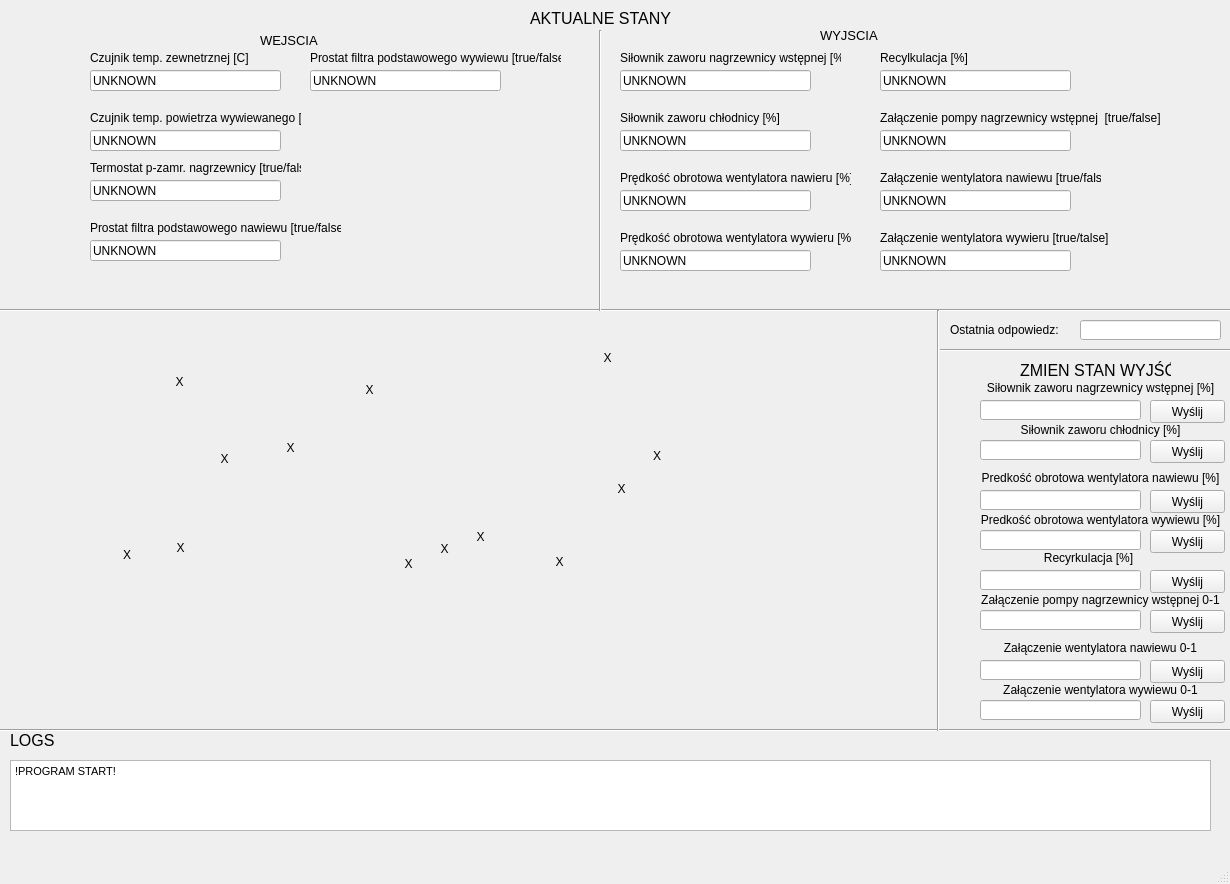
This is ProjectCode/code/gui.ui in Piotr-Pietruszka/SCADA-Modbus as Qt 5 draws it before an edit. The edited form follows.
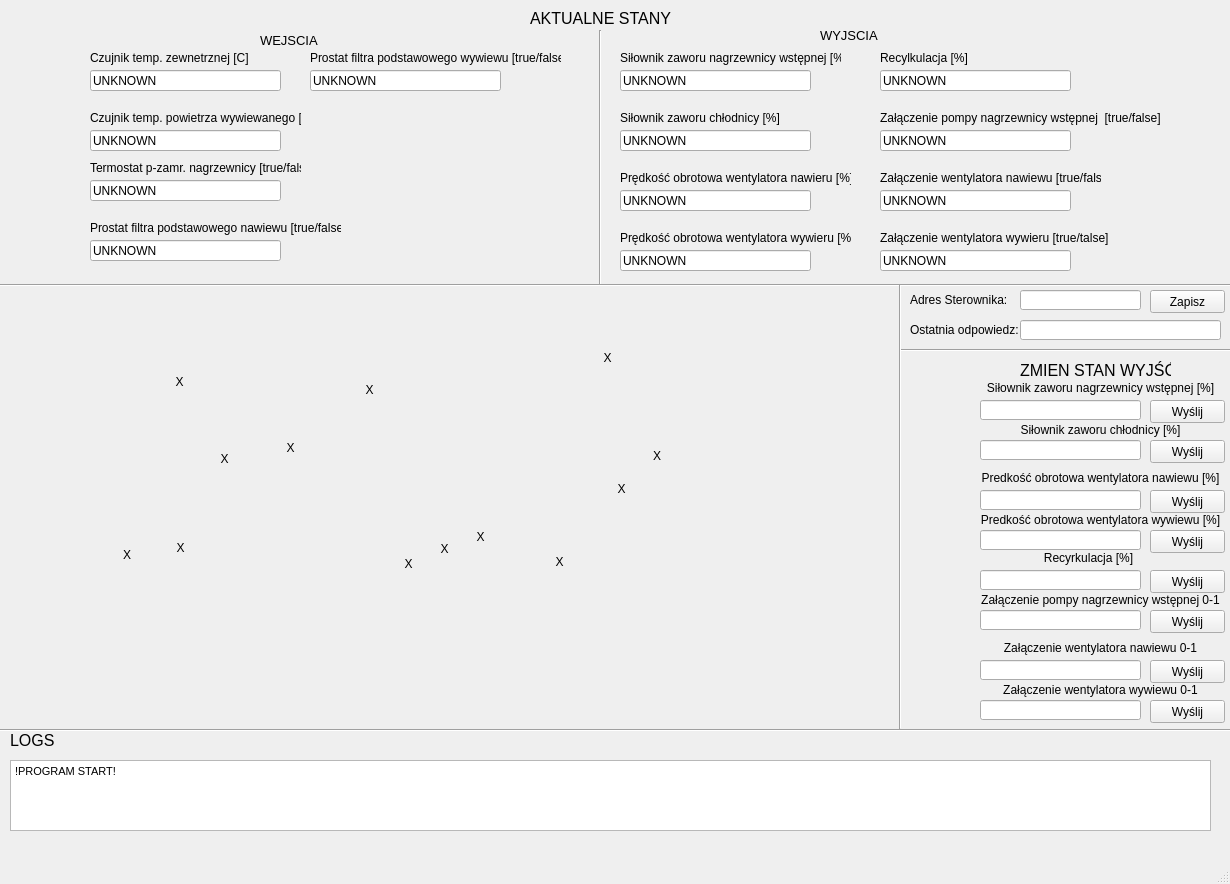
This is the edited form. Icons and pictures are not drawn.

Commit message:
Wybor adresu sterownika (#6)
* Wybor adresu sterownika

* Adding omitted changes

```diff
--- a/ProjectCode/code/gui.ui
+++ b/ProjectCode/code/gui.ui
@@ -40,7 +40,7 @@
    <widget class="QLabel" name="label">
     <property name="geometry">
      <rect>
-      <x>950</x>
+      <x>910</x>
       <y>320</y>
       <width>121</width>
       <height>20</height>
@@ -53,9 +53,9 @@
    <widget class="QLineEdit" name="lineEditResponse">
     <property name="geometry">
      <rect>
-      <x>1080</x>
+      <x>1020</x>
       <y>320</y>
-      <width>141</width>
+      <width>201</width>
       <height>20</height>
      </rect>
     </property>
@@ -207,9 +207,9 @@
     <property name="geometry">
      <rect>
       <x>-30</x>
-      <y>300</y>
+      <y>250</y>
       <width>1381</width>
-      <height>21</height>
+      <height>71</height>
      </rect>
     </property>
     <property name="orientation">
@@ -427,7 +427,7 @@
       <x>590</x>
       <y>30</y>
       <width>20</width>
-      <height>281</height>
+      <height>255</height>
      </rect>
     </property>
     <property name="orientation">
@@ -671,9 +671,9 @@
    <widget class="Line" name="line_4">
     <property name="geometry">
      <rect>
-      <x>940</x>
+      <x>900</x>
       <y>340</y>
-      <width>291</width>
+      <width>331</width>
       <height>20</height>
      </rect>
     </property>
@@ -684,10 +684,10 @@
    <widget class="Line" name="line_5">
     <property name="geometry">
      <rect>
-      <x>930</x>
-      <y>310</y>
-      <width>16</width>
-      <height>421</height>
+      <x>890</x>
+      <y>284</y>
+      <width>20</width>
+      <height>445</height>
      </rect>
     </property>
     <property name="orientation">
@@ -1132,6 +1132,42 @@
      <set>Qt::AlignCenter</set>
     </property>
    </widget>
+   <widget class="QLabel" name="label_29">
+    <property name="geometry">
+     <rect>
+      <x>910</x>
+      <y>290</y>
+      <width>121</width>
+      <height>20</height>
+     </rect>
+    </property>
+    <property name="text">
+     <string>Adres Sterownika:</string>
+    </property>
+   </widget>
+   <widget class="QPushButton" name="pushButtonSave_1">
+    <property name="geometry">
+     <rect>
+      <x>1150</x>
+      <y>290</y>
+      <width>75</width>
+      <height>23</height>
+     </rect>
+    </property>
+    <property name="text">
+     <string>Zapisz</string>
+    </property>
+   </widget>
+   <widget class="QLineEdit" name="lineEditSave_1">
+    <property name="geometry">
+     <rect>
+      <x>1020</x>
+      <y>290</y>
+      <width>121</width>
+      <height>20</height>
+     </rect>
+    </property>
+   </widget>
   </widget>
   <widget class="QMenuBar" name="menubar">
    <property name="geometry">
```
The commit also changes 2 other files.
